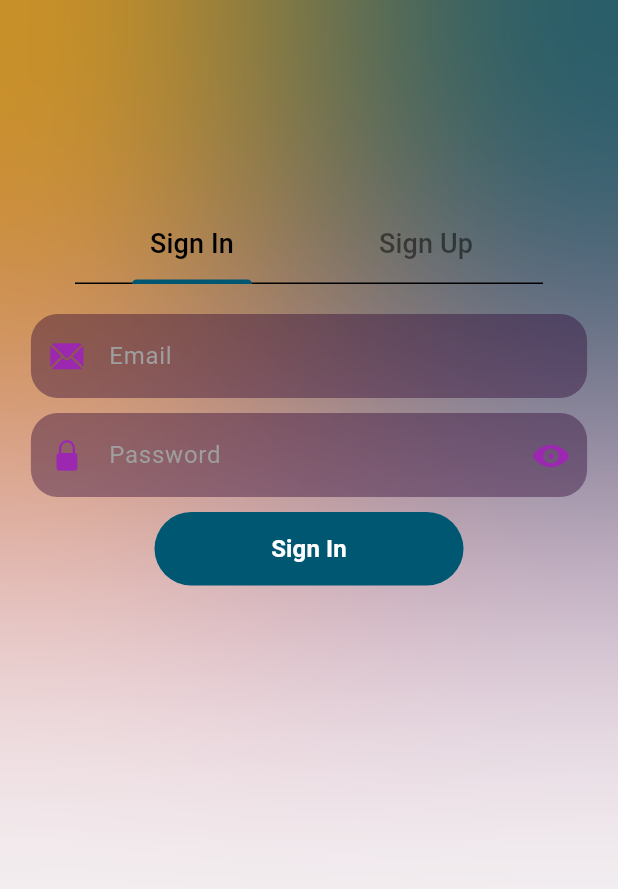
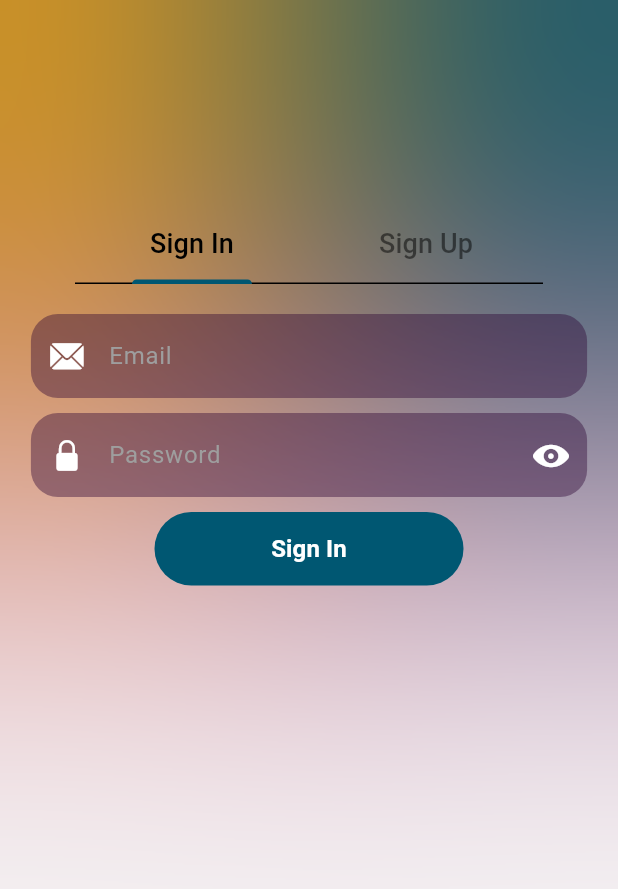
Before and after one commit to ucodetech/personal_budget_management_system, a Flutter app: the screen it shows after launch, on a phone screen of 412 x 824 dp. Shown: the top 889 px of the screen. Run offline on Flutter 3.47's test engine with Material 3 defaults, Android fonts, the phone set to English and light mode, and no system bars; our stand-ins replace bloc, cloud_firestore, equatable, firebase_auth, firebase_core, firebase_storage and 5 more; accounts and stored records are empty.

Commit message:
final updates

```diff
--- a/lib/screens/auth/sign_in_screen.dart
+++ b/lib/screens/auth/sign_in_screen.dart
@@ -36,7 +36,7 @@ String? _errorMsg;
               hintText: 'Email',
               obscureText: false,
               keyboardType: TextInputType.emailAddress,
-              prefixIcon: const Icon(CupertinoIcons.mail_solid, color: Colors.purple),
+              prefixIcon: const Icon(CupertinoIcons.mail_solid, color: Colors.white),
               errorMsg: _errorMsg,
               validator: (val) {
                 if(val!.isEmpty){
@@ -56,7 +56,7 @@ String? _errorMsg;
               hintText: 'Password',
               obscureText: obscurePassword,
               keyboardType: TextInputType.visiblePassword,
-              prefixIcon: const Icon(CupertinoIcons.lock_fill, color: Colors.purple),
+              prefixIcon: const Icon(CupertinoIcons.lock_fill, color: Colors.white),
               errorMsg: _errorMsg,
               validator: (val) {
                 if (val!.isEmpty) {
@@ -79,7 +79,7 @@ String? _errorMsg;
                 },
                 icon: Icon(
                   iconPassword,
-                  color: Colors.purple,
+                  color: Colors.white,
                   ),
                ),
               ),
--- a/lib/screens/auth/sign_up_screen.dart
+++ b/lib/screens/auth/sign_up_screen.dart
@@ -58,7 +58,7 @@ class _SignUpScreenState extends State<SignUpScreen> {
 											hintText: 'Email',
 											obscureText: false,
 											keyboardType: TextInputType.emailAddress,
-											prefixIcon: const Icon(CupertinoIcons.mail_solid, color: Colors.purple),
+											prefixIcon: const Icon(CupertinoIcons.mail_solid, color: Colors.white),
 											validator: (val) {
 												if(val!.isEmpty) {
 													return 'Please fill in this field';
@@ -77,7 +77,7 @@ class _SignUpScreenState extends State<SignUpScreen> {
 											hintText: 'Password',
 											obscureText: obscurePassword,
 											keyboardType: TextInputType.visiblePassword,
-											prefixIcon: const Icon(CupertinoIcons.lock_fill, color: Colors.purple),
+											prefixIcon: const Icon(CupertinoIcons.lock_fill, color: Colors.white),
 											onChanged: (val) {
 												if(val!.contains(RegExp(r'[A-Z]'))) {
 													setState(() {
@@ -137,7 +137,7 @@ class _SignUpScreenState extends State<SignUpScreen> {
 														}
 													});
 												},
-												icon: Icon(iconPassword, color: Colors.purple),
+												icon: Icon(iconPassword, color: Colors.white),
 											),
 											validator: (val) {
 												if (val!.isEmpty) {
--- a/lib/screens/home/views/main_screen.dart
+++ b/lib/screens/home/views/main_screen.dart
@@ -114,7 +114,7 @@ class MainScreen extends StatelessWidget {
                           MaterialPageRoute(builder: (context) => const AddMoney()),
                         );
                       },
-                      icon: const Icon(CupertinoIcons.settings, color: Color.fromARGB(255, 33, 0, 39),),
+                      icon: const Icon(CupertinoIcons.money_dollar_circle_fill, color: Color.fromARGB(255, 33, 0, 39),),
                     ),
                     IconButton(
                       onPressed: () {
```
